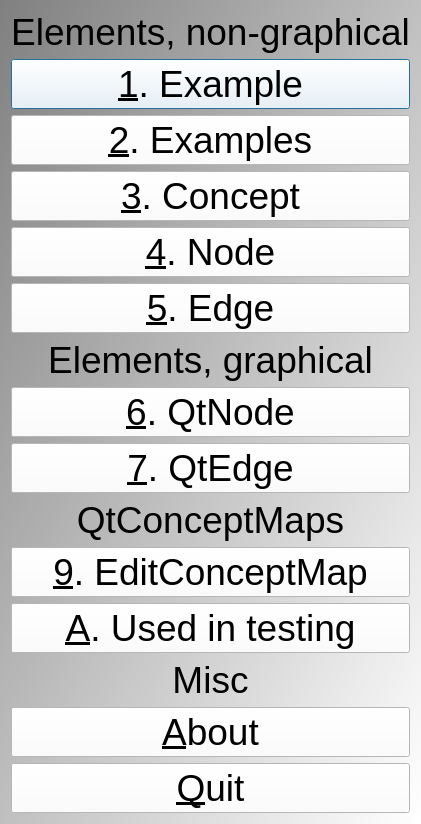
This is qttestconceptmapmenudialog.ui in richelbilderbeek/TestConceptMap as Qt 5 draws it before an edit. The edited form follows.
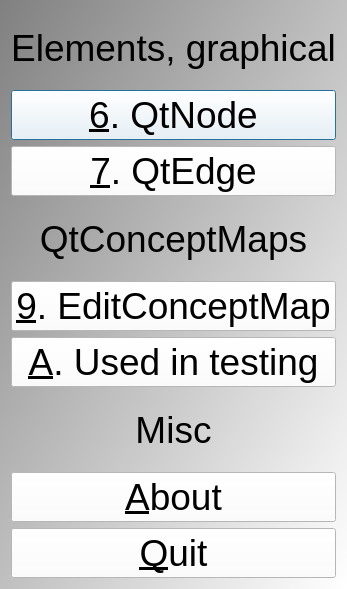
This is the edited form.

Patch:
```diff
--- a/qttestconceptmapmenudialog.ui
+++ b/qttestconceptmapmenudialog.ui
@@ -27,54 +27,6 @@
 QPushButton { font: 20px &quot;Courier New&quot;, courier, monospace }</string>
   </property>
   <layout class="QVBoxLayout" name="verticalLayout">
-   <item>
-    <widget class="QLabel" name="label">
-     <property name="text">
-      <string>Elements, non-graphical</string>
-     </property>
-     <property name="alignment">
-      <set>Qt::AlignCenter</set>
-     </property>
-    </widget>
-   </item>
-   <item>
-    <widget class="QPushButton" name="button_example">
-     <property name="text">
-      <string>&amp;1. Example</string>
-     </property>
-    </widget>
-   </item>
-   <item>
-    <widget class="QPushButton" name="button_examples">
-     <property name="text">
-      <string>&amp;2. Examples</string>
-     </property>
-    </widget>
-   </item>
-   <item>
-    <widget class="QPushButton" name="button_concept">
-     <property name="text">
-      <string>&amp;3. Concept</string>
-     </property>
-    </widget>
-   </item>
-   <item>
-    <widget class="QPushButton" name="button_node">
-     <property name="text">
-      <string>&amp;4. Node</string>
-     </property>
-    </widget>
-   </item>
-   <item>
-    <widget class="QPushButton" name="button_edge">
-     <property name="enabled">
-      <bool>true</bool>
-     </property>
-     <property name="text">
-      <string>&amp;5. Edge</string>
-     </property>
-    </widget>
-   </item>
    <item>
     <widget class="QLabel" name="label_2">
      <property name="text">
```
Left out of the diff: 5 changed lines with no effect on the pictures.
